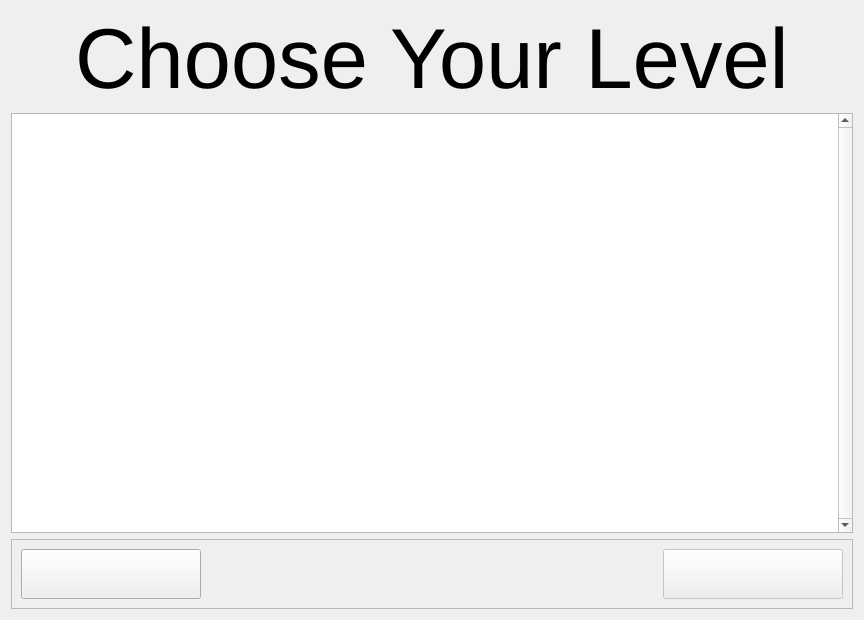
Qt form MinesweeperEdu/levelselect.ui (LowbeeNorman/MinesweeperEdu) before a commit.
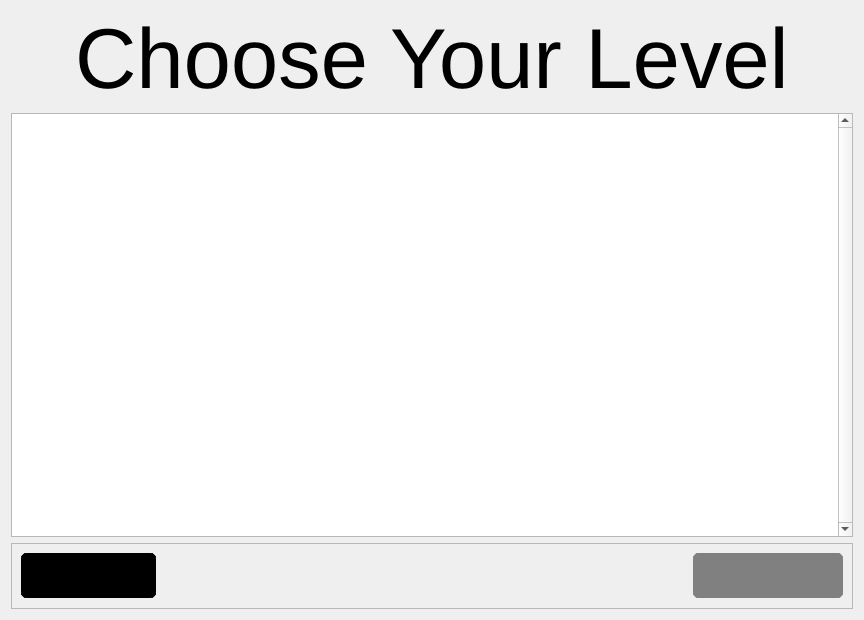
The same form after that commit. Icons and pictures are not drawn.

Commit message: updated all buttons to have hover border color. deleted redundant image files.

Patch:
```diff
--- a/MinesweeperEdu/levelselect.ui
+++ b/MinesweeperEdu/levelselect.ui
@@ -46,19 +46,33 @@
        <widget class="QPushButton" name="menuButton">
         <property name="minimumSize">
          <size>
-          <width>180</width>
-          <height>50</height>
+          <width>135</width>
+          <height>45</height>
          </size>
         </property>
         <property name="maximumSize">
          <size>
-          <width>180</width>
-          <height>50</height>
+          <width>135</width>
+          <height>45</height>
          </size>
         </property>
         <property name="styleSheet">
-         <string notr="true">QPushButton:enabled{border-image: url(:/images/menu.png);}
-QPushButton:pressed{border-image: url(:/images/menuPressed.png);}</string>
+         <string notr="true">QPushButton:enabled {
+	border-image: url(:/images/menu.png);
+	background: black;
+	border: 6px solid black;
+	border-radius: 6px;
+}
+QPushButton:hover {
+	background: purple;
+	border: 6px solid purple;
+	border-radius: 6px;
+}
+QPushButton:pressed {
+	background: green;
+	border: 6px solid green;
+	border-radius: 6px;
+}</string>
         </property>
         <property name="text">
          <string/>
@@ -93,20 +107,39 @@
         </property>
         <property name="minimumSize">
          <size>
-          <width>180</width>
-          <height>50</height>
+          <width>150</width>
+          <height>45</height>
          </size>
         </property>
         <property name="maximumSize">
          <size>
-          <width>180</width>
-          <height>50</height>
+          <width>150</width>
+          <height>45</height>
          </size>
         </property>
         <property name="styleSheet">
-         <string notr="true">QPushButton:disabled{border-image: url(:/images/start.png);}
-QPushButton:enabled{border-image: url(:/images/startActive.png);}
-QPushButton:pressed{border-image: url(:/images/startPressed.png);}</string>
+         <string notr="true">QPushButton:disabled {
+	border-image: url(:/images/start.png);
+	background: gray;
+	border: 6px solid gray;
+	border-radius: 6px;
+}
+QPushButton:enabled {
+	border-image: url(:/images/startActive.png);
+	background: black;
+	border: 6px solid black;
+	border-radius: 6px;
+}
+QPushButton:hover {
+	background: purple;
+	border: 6px solid purple;
+	border-radius: 6px;
+}
+QPushButton:pressed {
+	background: green;
+	border: 6px solid green;
+	border-radius: 6px;
+}</string>
         </property>
         <property name="text">
          <string/>
```
The commit also changes 18 other files.
